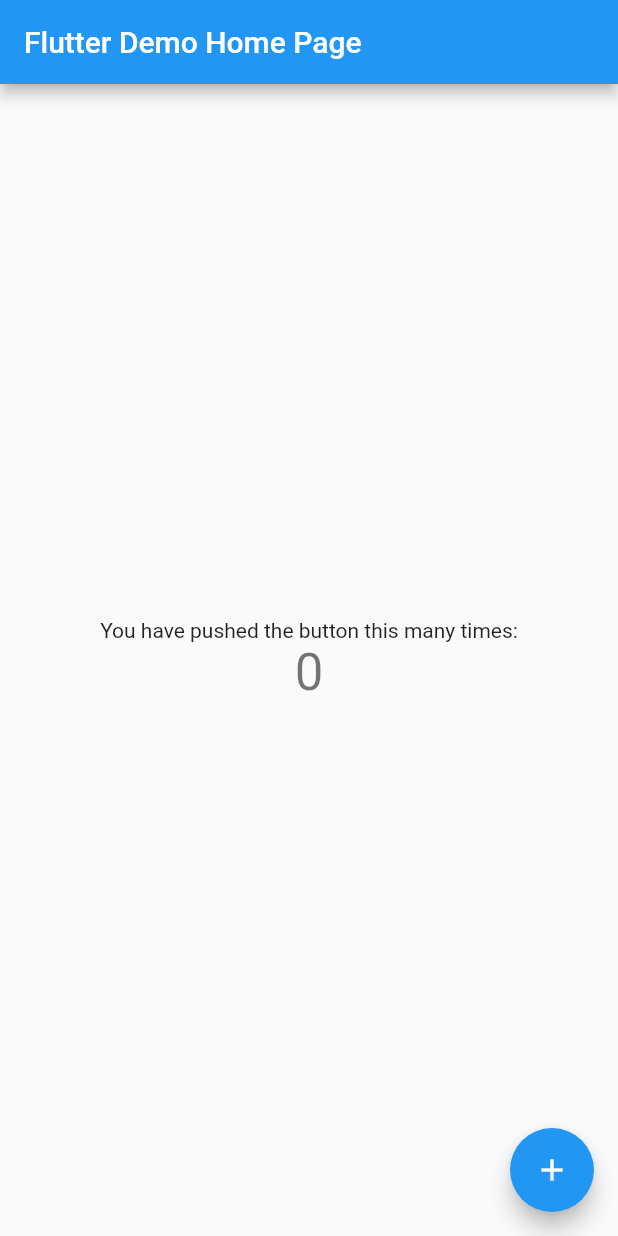
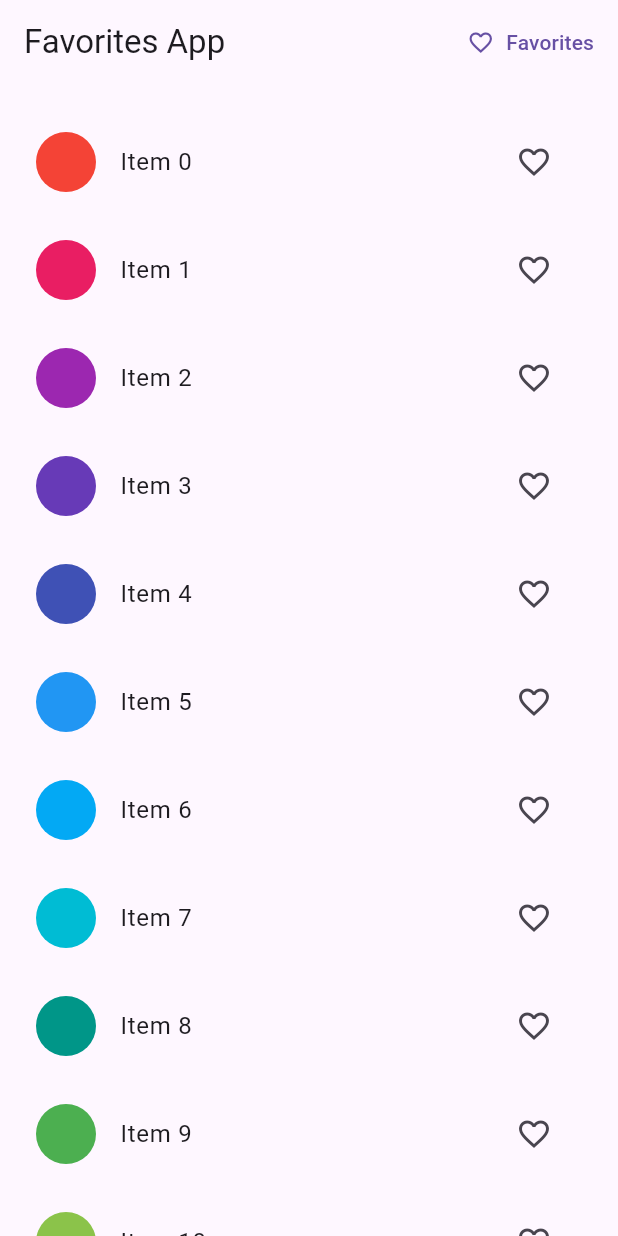
Before and after one commit to deniell/favorites_app, a Flutter app: the screen it shows after launch, on a phone screen of 412 x 824 dp. Run offline on Flutter 3.47's test engine with Material 2 defaults, Android fonts, the phone set to English and light mode, and no system bars; our stand-ins replace go_router.

Commit message:
- created the model class for favorites list; - added Favorites page - the layout for the favorites list; - added Home page - a list of items; - main modified to run the new app.

```diff
--- a/lib/main.dart
+++ b/lib/main.dart
@@ -1,115 +1,49 @@
+import 'package:favorites_app/screens/favorites_page.dart';
+import 'package:favorites_app/screens/home_page.dart';
 import 'package:flutter/material.dart';
+import 'package:go_router/go_router.dart';
+import 'package:provider/provider.dart';
+import 'models/favorites.dart';
+
 
 void main() {
-  runApp(const MyApp());
+  runApp(const FavoritesApp());
 }
 
-class MyApp extends StatelessWidget {
-  const MyApp({super.key});
+final _router = GoRouter(
+  routes: [
+    GoRoute(
+      path: HomePage.routeName,
+      builder: (context, state) {
+        return const HomePage();
+      },
+      routes: [
+        GoRoute(
+          path: FavoritesPage.routeName,
+          builder: (context, state) {
+            return const FavoritesPage();
+          },
+        ),
+      ],
+    ),
+  ],
+);
 
-  // This widget is the root of your application.
+class FavoritesApp extends StatelessWidget {
+  const FavoritesApp({super.key});
+
   @override
   Widget build(BuildContext context) {
-    return MaterialApp(
-      title: 'Flutter Demo',
-      theme: ThemeData(
-        // This is the theme of your application.
-        //
-        // Try running your application with "flutter run". You'll see the
-        // application has a blue toolbar. Then, without quitting the app, try
-        // changing the primarySwatch below to Colors.green and then invoke
-        // "hot reload" (press "r" in the console where you ran "flutter run",
-        // or simply save your changes to "hot reload" in a Flutter IDE).
-        // Notice that the counter didn't reset back to zero; the application
-        // is not restarted.
-        primarySwatch: Colors.blue,
+    return ChangeNotifierProvider<Favorites>(
+      create: (context) => Favorites(),
+      child: MaterialApp.router(
+        title: 'Favorites App',
+        theme: ThemeData(
+          primarySwatch: Colors.blue,
+          useMaterial3: true,
+        ),
+        routerConfig: _router,
       ),
-      home: const MyHomePage(title: 'Flutter Demo Home Page'),
     );
   }
 }
-
-class MyHomePage extends StatefulWidget {
-  const MyHomePage({super.key, required this.title});
-
-  // This widget is the home page of your application. It is stateful, meaning
-  // that it has a State object (defined below) that contains fields that affect
-  // how it looks.
-
-  // This class is the configuration for the state. It holds the values (in this
-  // case the title) provided by the parent (in this case the App widget) and
-  // used by the build method of the State. Fields in a Widget subclass are
-  // always marked "final".
-
-  final String title;
-
-  @override
-  State<MyHomePage> createState() => _MyHomePageState();
-}
-
-class _MyHomePageState extends State<MyHomePage> {
-  int _counter = 0;
-
-  void _incrementCounter() {
-    setState(() {
-      // This call to setState tells the Flutter framework that something has
-      // changed in this State, which causes it to rerun the build method below
-      // so that the display can reflect the updated values. If we changed
-      // _counter without calling setState(), then the build method would not be
-      // called again, and so nothing would appear to happen.
-      _counter++;
-    });
-  }
-
-  @override
-  Widget build(BuildContext context) {
-    // This method is rerun every time setState is called, for instance as done
-    // by the _incrementCounter method above.
-    //
-    // The Flutter framework has been optimized to make rerunning build methods
-    // fast, so that you can just rebuild anything that needs updating rather
-    // than having to individually change instances of widgets.
-    return Scaffold(
-      appBar: AppBar(
-        // Here we take the value from the MyHomePage object that was created by
-        // the App.build method, and use it to set our appbar title.
-        title: Text(widget.title),
-      ),
-      body: Center(
-        // Center is a layout widget. It takes a single child and positions it
-        // in the middle of the parent.
-        child: Column(
-          // Column is also a layout widget. It takes a list of children and
-          // arranges them vertically. By default, it sizes itself to fit its
-          // children horizontally, and tries to be as tall as its parent.
-          //
-          // Invoke "debug painting" (press "p" in the console, choose the
-          // "Toggle Debug Paint" action from the Flutter Inspector in Android
-          // Studio, or the "Toggle Debug Paint" command in Visual Studio Code)
-          // to see the wireframe for each widget.
-          //
-          // Column has various properties to control how it sizes itself and
-          // how it positions its children. Here we use mainAxisAlignment to
-          // center the children vertically; the main axis here is the vertical
-          // axis because Columns are vertical (the cross axis would be
-          // horizontal).
-          mainAxisAlignment: MainAxisAlignment.center,
-          children: <Widget>[
-            const Text(
-              'You have pushed the button this many times:',
-            ),
-            Text(
-              '$_counter',
-              style: Theme.of(context).textTheme.headlineMedium,
-            ),
-          ],
-        ),
-      ),
-      floatingActionButton: FloatingActionButton(
-        onPressed: _incrementCounter,
-        tooltip: 'Increment',
-        child: const Icon(Icons.add),
-      ), // This trailing comma makes auto-formatting nicer for build methods.
-    );
-  }
-}
--- /dev/null
+++ b/lib/models/favorites.dart
@@ -0,0 +1,18 @@
+import 'package:flutter/material.dart';
+
+/// The [Favorites] class holds a list of favorite items saved by the user.
+class Favorites extends ChangeNotifier {
+  final List<int> _favoriteItems = [];
+
+  List<int> get items => _favoriteItems;
+
+  void add(int itemNo) {
+    _favoriteItems.add(itemNo);
+    notifyListeners();
+  }
+
+  void remove(int itemNo) {
+    _favoriteItems.remove(itemNo);
+    notifyListeners();
+  }
+}
--- /dev/null
+++ b/lib/screens/home_page.dart
@@ -0,0 +1,79 @@
+import 'package:favorites_app/models/favorites.dart';
+import 'package:favorites_app/screens/favorites_page.dart';
+import 'package:flutter/material.dart';
+import 'package:go_router/go_router.dart';
+import 'package:provider/provider.dart';
+
+
+class HomePage extends StatelessWidget {
+  static String routeName = '/';
+
+  const HomePage({super.key});
+
+  @override
+  Widget build(BuildContext context) {
+    return Scaffold(
+      appBar: AppBar(
+        title: const Text('Favorites App'),
+        actions: <Widget>[
+          TextButton.icon(
+            onPressed: () {
+              context.go('/${FavoritesPage.routeName}');
+            },
+            icon: const Icon(Icons.favorite_border),
+            label: const Text('Favorites'),
+          ),
+        ],
+      ),
+      body: ListView.builder(
+        itemCount: 100,
+        cacheExtent: 20.0,
+        padding: const EdgeInsets.symmetric(vertical: 16),
+        itemBuilder: (context, index) => ItemTile(index),
+      ),
+    );
+  }
+}
+
+class ItemTile extends StatelessWidget {
+  final int itemNo;
+
+  const ItemTile(this.itemNo, {super.key});
+
+  @override
+  Widget build(BuildContext context) {
+    var favoritesList = Provider.of<Favorites>(context);
+
+    return Padding(
+      padding: const EdgeInsets.all(8.0),
+      child: ListTile(
+        leading: CircleAvatar(
+          backgroundColor: Colors.primaries[itemNo % Colors.primaries.length],
+        ),
+        title: Text(
+          'Item $itemNo',
+          key: Key('text_$itemNo'),
+        ),
+        trailing: IconButton(
+          key: Key('icon_$itemNo'),
+          icon: favoritesList.items.contains(itemNo)
+              ? const Icon(Icons.favorite)
+              : const Icon(Icons.favorite_border),
+          onPressed: () {
+            !favoritesList.items.contains(itemNo)
+                ? favoritesList.add(itemNo)
+                : favoritesList.remove(itemNo);
+            ScaffoldMessenger.of(context).showSnackBar(
+              SnackBar(
+                content: Text(favoritesList.items.contains(itemNo)
+                    ? 'Added to favorites.'
+                    : 'Removed from favorites.'),
+                duration: const Duration(seconds: 1),
+              ),
+            );
+          },
+        ),
+      ),
+    );
+  }
+}
```
Also changed, not shown: lib/screens/favorites_page.dart (added, +61 -0 lines), pubspec.lock.
